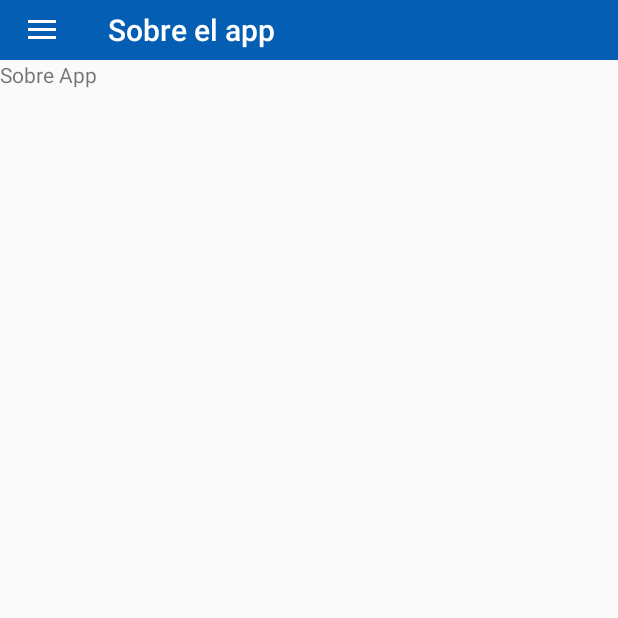
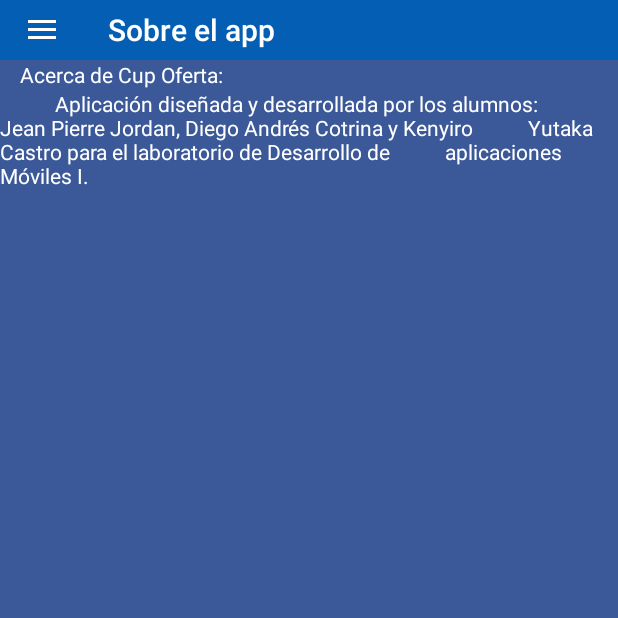
Before and after one commit to jpjordan10/CupOferta, an Android app: the fragment SobreAppFragment placed in its activity, on a phone screen of 412 x 824 dp, the top half of it. Run offline under Robolectric (Android 15) with nearby library versions, the phone set to English and light mode, and no system bars.

Commit message:
fragments

```diff
--- a/app/src/main/res/layout/fragment_sobre_app.xml
+++ b/app/src/main/res/layout/fragment_sobre_app.xml
@@ -2,11 +2,43 @@
     xmlns:tools="http://schemas.android.com/tools"
     android:layout_width="match_parent"
     android:layout_height="match_parent"
+    android:background="@color/colorFB"
     tools:context="com.mighty.cupoferta.ui.fragments.SobreAppFragment">
+    <LinearLayout
+        android:layout_width="match_parent"
+        android:layout_height="wrap_content"
+        android:orientation="vertical">
+        <TextView
+            android:id="@+id/textView"
+            android:layout_width="match_parent"
+            android:layout_height="wrap_content"
+            android:text="
+   Acerca de Cup Oferta:"
+            android:textColor="@color/cardview_light_background"
+            >
 
-    <TextView
-        android:layout_width="match_parent"
-        android:layout_height="match_parent"
-        android:text="Sobre App" />
+        </TextView>
+
+        <LinearLayout
+            android:layout_width="match_parent"
+            android:layout_height="wrap_content"
+            android:orientation="vertical">
+            <TextView
+                android:layout_width="match_parent"
+                android:layout_height="match_parent"
+                android:textColor="@color/cardview_light_background"
+                android:text="
+          Aplicación diseñada y desarrollada por los alumnos:
+          Jean Pierre Jordan, Diego Andrés Cotrina y Kenyiro
+          Yutaka Castro para el laboratorio de Desarrollo de
+          aplicaciones Móviles I. "/>
+
+
+        </LinearLayout>
+    </LinearLayout>
+
+
+
+
 
 </FrameLayout>
```
Also changed, not shown: app/src/main/res/layout/fragment_configuracion.xml (+19 -3 lines).
